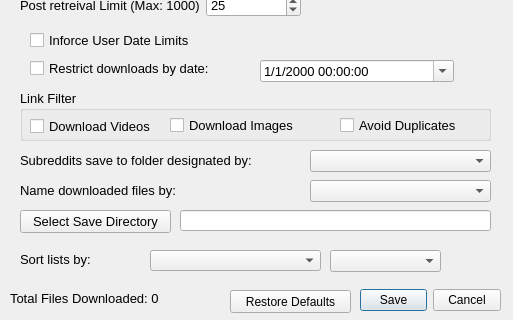
Before: the Qt Designer form DownloaderForReddit/RedditDownloader_Settings_linux.ui in MalloyDelacroix/DownloaderForReddit, drawn with Qt 5; both pictures show x 0 to 513 and y 240 to 560 of the 513 by 560 pixel window.
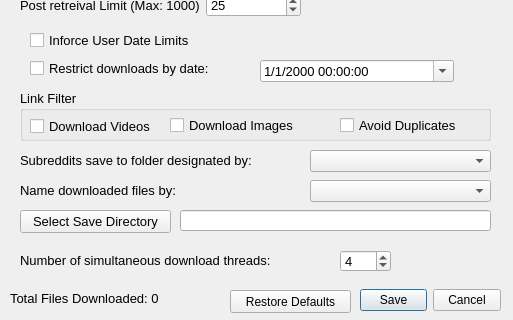
After: the same form once the commit is applied. Icons and pictures are not drawn.

Commit message: Move list sort method and order from settings dialog to menu bar, fix small pieces of code

The edit to the form file:
```diff
--- a/DownloaderForReddit/RedditDownloader_Settings_linux.ui
+++ b/DownloaderForReddit/RedditDownloader_Settings_linux.ui
@@ -675,34 +675,33 @@
         <property name="geometry">
          <rect>
           <x>10</x>
-          <y>379</y>
-          <width>111</width>
+          <y>380</y>
+          <width>321</width>
           <height>21</height>
          </rect>
         </property>
         <property name="text">
-         <string>Sort lists by:</string>
+         <string>Number of simultaneous download threads:</string>
         </property>
        </widget>
-       <widget class="QComboBox" name="list_sort_combo">
+       <widget class="QSpinBox" name="thread_limit_spinbox">
         <property name="geometry">
          <rect>
-          <x>140</x>
+          <x>330</x>
           <y>380</y>
-          <width>171</width>
-          <height>21</height>
-         </rect>
-        </property>
-       </widget>
-       <widget class="QComboBox" name="list_sort_order_combo">
-        <property name="geometry">
-         <rect>
-          <x>320</x>
-          <y>380</y>
-          <width>111</width>
+          <width>51</width>
           <height>22</height>
          </rect>
         </property>
+        <property name="toolTip">
+         <string>&lt;html&gt;&lt;head/&gt;&lt;body&gt;&lt;p&gt;&lt;span style=&quot; font-size:10pt;&quot;&gt;This is the number of download threads that will be spawned to download content simultaneously.  The max number is set based on your computers number of processor cores (real and logical)&lt;/span&gt;&lt;/p&gt;&lt;/body&gt;&lt;/html&gt;</string>
+        </property>
+        <property name="maximum">
+         <number>12</number>
+        </property>
+        <property name="value">
+         <number>4</number>
+        </property>
        </widget>
       </widget>
      </widget>
```
Left out of the diff: 2 changed lines with no effect on the pictures. The commit also changes 12 other files.
